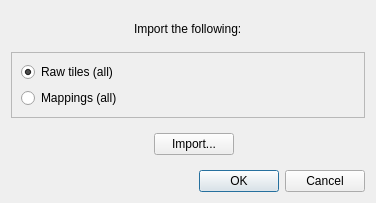
Before: the Qt Designer form libtales-qt/nativegraphicimportdialog.ui in suppertails66/tales, drawn with Qt 5.
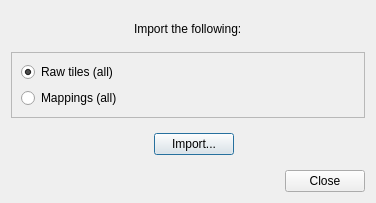
After: the same form once the commit is applied.

Commit message: Tweak graphics editor layout

What changed in the file:
```diff
--- a/libtales-qt/nativegraphicimportdialog.ui
+++ b/libtales-qt/nativegraphicimportdialog.ui
@@ -148,7 +148,7 @@
       <enum>Qt::Horizontal</enum>
      </property>
      <property name="standardButtons">
-      <set>QDialogButtonBox::Cancel|QDialogButtonBox::Ok</set>
+      <set>QDialogButtonBox::Close</set>
      </property>
     </widget>
    </item>
```
Left out of the diff: 2 changed lines with no effect on the pictures. The commit also changes 1 other file.
